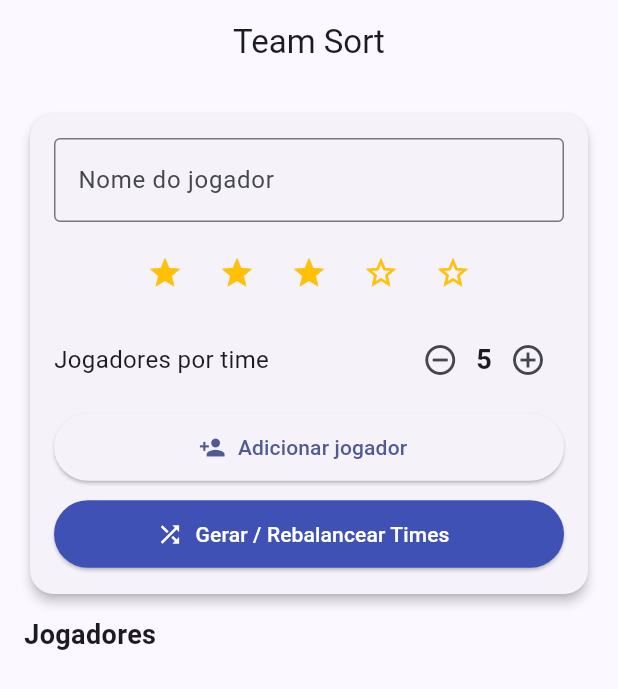
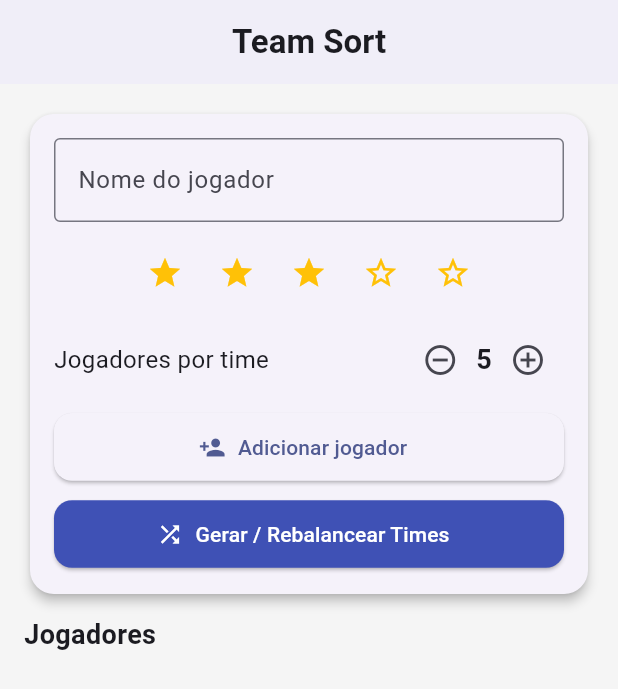
Before and after one commit to rafaelpr04/TeamSorte, a Flutter app: the screen it shows after launch, on a phone screen of 412 x 824 dp. Shown: the top 689 px of the screen. Run offline on Flutter 3.47's test engine with Material 3 defaults, Android fonts, the phone set to English and light mode, and no system bars.

Commit message:
separando ainda as responsabilidades

```diff
--- a/lib/main.dart
+++ b/lib/main.dart
@@ -1,6 +1,7 @@
 import 'package:flutter/material.dart';
 
 import 'screens/home_page.dart';
+import 'themes/app_theme.dart';
 
 void main() {
   runApp(
@@ -9,6 +10,7 @@ void main() {
 }
 
 class MyApp extends StatelessWidget {
+
   const MyApp({super.key});
 
   @override
@@ -20,10 +22,7 @@ class MyApp extends StatelessWidget {
 
       title: 'Team Sort',
 
-      theme: ThemeData(
-        colorSchemeSeed: Colors.indigo,
-        useMaterial3: true,
-      ),
+      theme: AppTheme.lightTheme,
 
       home: const HomePage(),
     );
--- /dev/null
+++ b/lib/themes/app_theme.dart
@@ -0,0 +1,68 @@
+import 'package:flutter/material.dart';
+
+class AppTheme {
+
+  static ThemeData lightTheme = ThemeData(
+
+    useMaterial3: true,
+
+    colorSchemeSeed: Colors.indigo,
+
+    scaffoldBackgroundColor: Colors.grey.shade100,
+
+    appBarTheme: const AppBarTheme(
+      centerTitle: true,
+      elevation: 2,
+    ),
+
+    cardTheme: CardThemeData(
+
+      elevation: 3,
+
+      shape: RoundedRectangleBorder(
+        borderRadius: BorderRadius.circular(16),
+      ),
+    ),
+
+    elevatedButtonTheme: ElevatedButtonThemeData(
+
+      style: ElevatedButton.styleFrom(
+
+        minimumSize: const Size.fromHeight(50),
+
+        shape: RoundedRectangleBorder(
+          borderRadius: BorderRadius.circular(12),
+        ),
+      ),
+    ),
+
+    inputDecorationTheme: InputDecorationTheme(
+
+      border: OutlineInputBorder(
+        borderRadius: BorderRadius.circular(12),
+      ),
+
+      focusedBorder: OutlineInputBorder(
+
+        borderRadius: BorderRadius.circular(12),
+
+        borderSide: const BorderSide(
+          color: Colors.indigo,
+          width: 2,
+        ),
+      ),
+    ),
+
+    textTheme: const TextTheme(
+
+      titleLarge: TextStyle(
+        fontWeight: FontWeight.bold,
+        fontSize: 22,
+      ),
+
+      bodyLarge: TextStyle(
+        fontSize: 16,
+      ),
+    ),
+  );
+}
```
Also changed, not shown: lib/themes/app_themes.dart (deleted).
